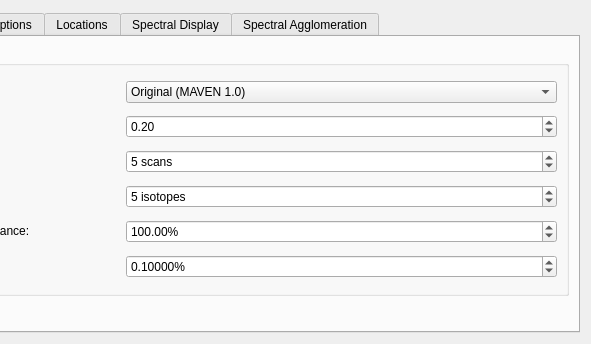
eugenemel/maven, file src/maven/forms/settingsform.ui: the form before one commit; both pictures show x 503 to 1094 and y 0 to 344 of the 1094 by 344 pixel window.
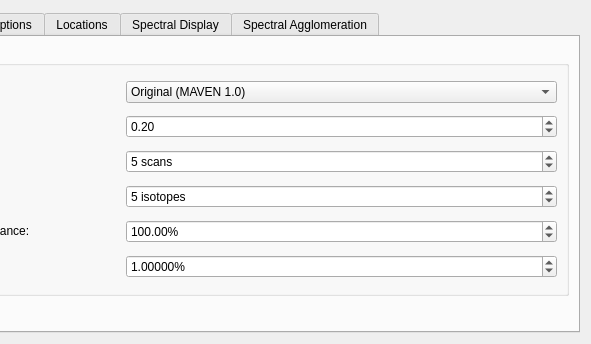
The form after the commit. The open tabs and pages were chosen to show the change. Icons and pictures are not drawn.

Commit message: Issue 680: Updated default value to 1 percent for natural abundance isotopes.

Diff of the .ui file:
```diff
--- a/src/maven/forms/settingsform.ui
+++ b/src/maven/forms/settingsform.ui
@@ -747,7 +747,7 @@
              <double>0.000010000000000</double>
             </property>
             <property name="value">
-             <double>0.100000000000000</double>
+             <double>1.000000000000000</double>
             </property>
            </widget>
           </item>
```
The commit also changes 1 other file.
